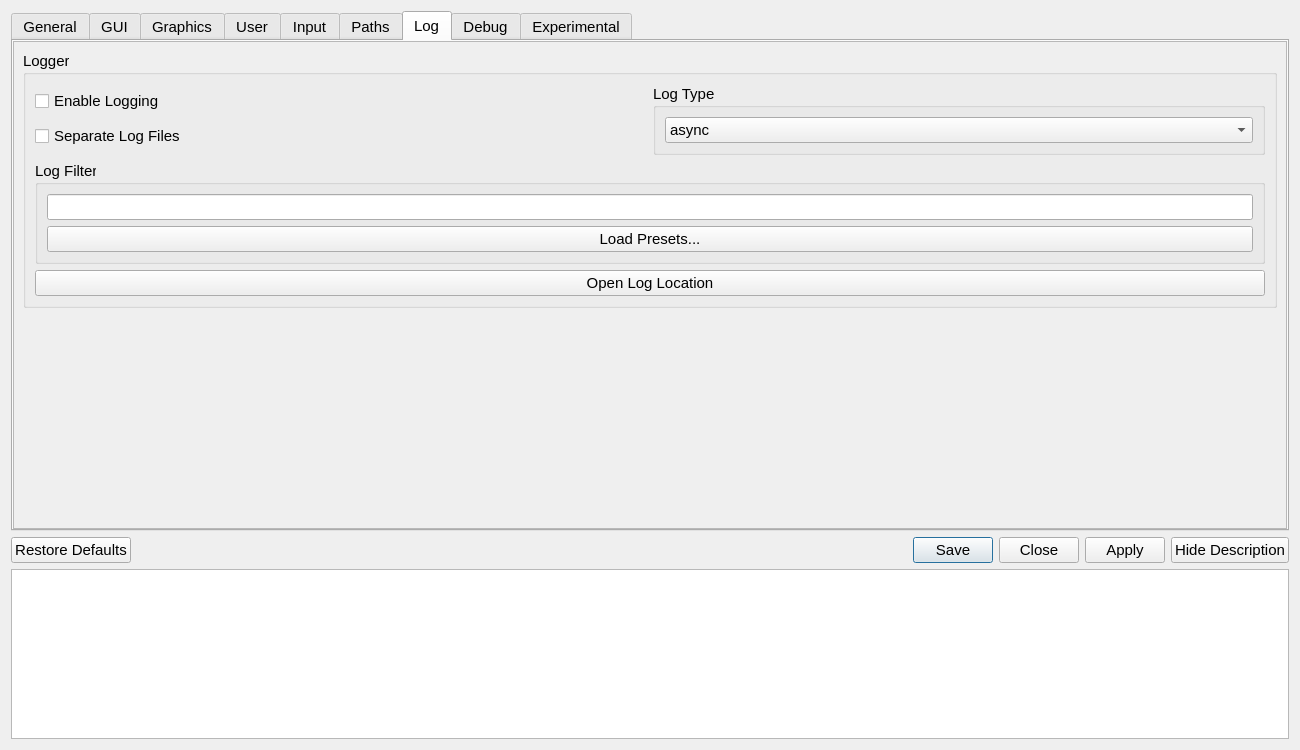
This is src/qt_gui/settings_dialog.ui in diegolix29/shadPS4 as Qt 5 draws it before an edit. The edited form follows.
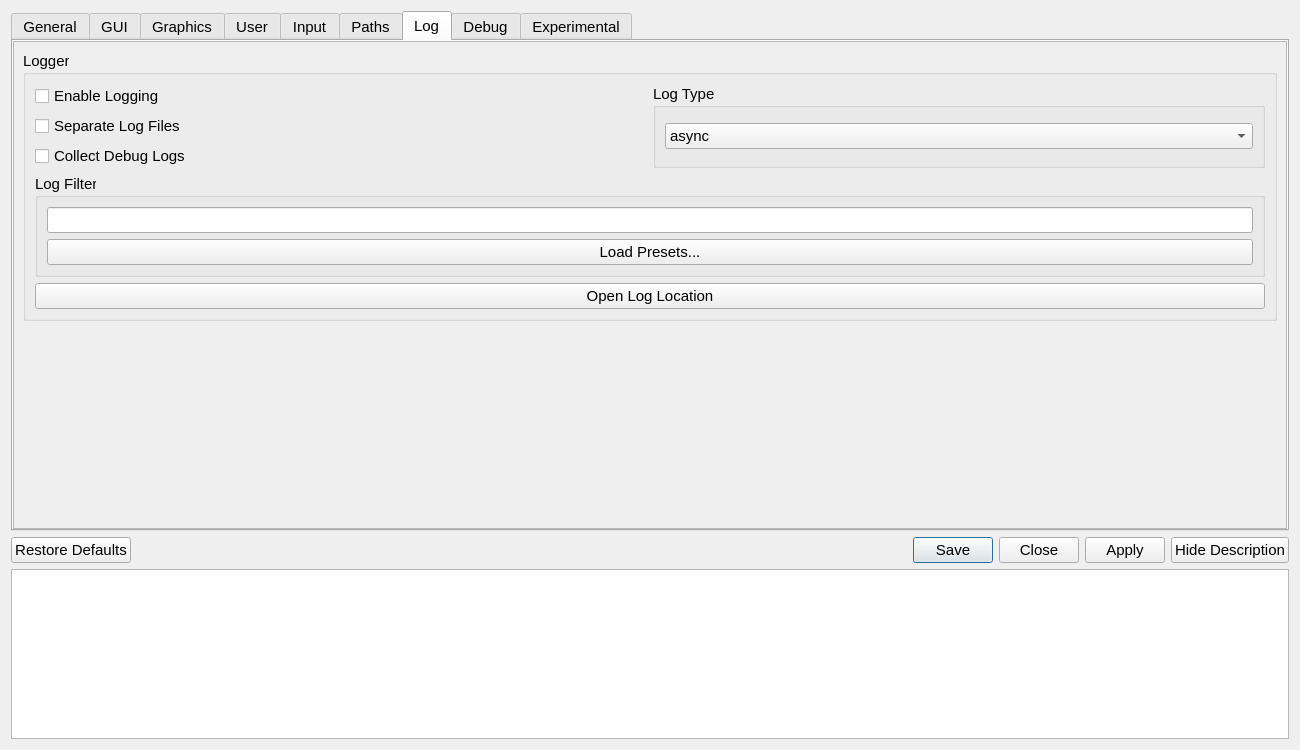
This is the edited form. The open tabs and pages were chosen to show the change. Icons and pictures are not drawn.

The edit to the form file:
```diff
--- a/src/qt_gui/settings_dialog.ui
+++ b/src/qt_gui/settings_dialog.ui
@@ -3016,6 +3016,13 @@
 																					</property>
 																				</widget>
 																			</item>
+																			<item>
+																				<widget class="QCheckBox" name="collectDebugLogsCheckBox">
+																					<property name="text">
+																						<string>Collect Debug Logs</string>
+																					</property>
+																				</widget>
+																			</item>
 																		</layout>
 																	</item>
 																	<item>
```
